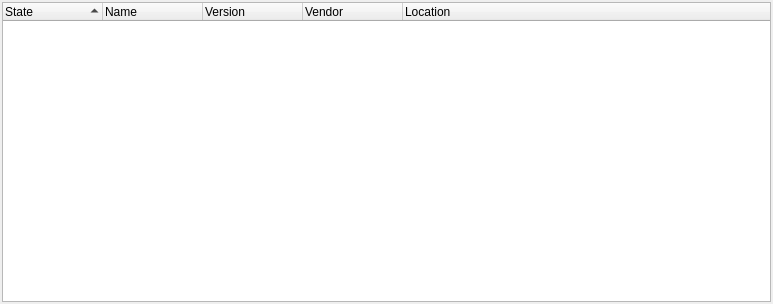
The window that libs/extensionsystem/pluginview.ui (FreeHealth/freehealth) describes before a commit, drawn with Qt 5.
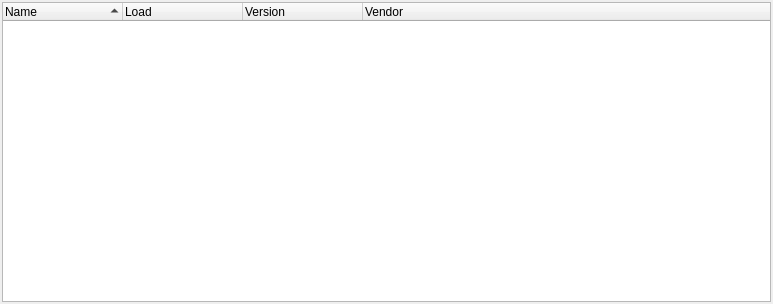
The same window after the commit.

```diff
--- a/libs/extensionsystem/pluginview.ui
+++ b/libs/extensionsystem/pluginview.ui
@@ -14,16 +14,16 @@
    <property name="margin">
     <number>2</number>
    </property>
-   <item row="0" column="0">
-    <widget class="QTreeWidget" name="pluginWidget">
+   <item row="1" column="0">
+    <widget class="QTreeWidget" name="categoryWidget">
      <property name="alternatingRowColors">
       <bool>true</bool>
      </property>
      <property name="indentation">
-      <number>0</number>
+      <number>20</number>
      </property>
      <property name="rootIsDecorated">
-      <bool>false</bool>
+      <bool>true</bool>
      </property>
      <property name="uniformRowHeights">
       <bool>true</bool>
@@ -35,18 +35,36 @@
       <bool>true</bool>
      </property>
      <property name="columnCount">
-      <number>5</number>
+      <number>4</number>
      </property>
-     <column>
-      <property name="text">
-       <string>State</string>
-      </property>
-     </column>
+     <attribute name="headerDefaultSectionSize">
+      <number>120</number>
+     </attribute>
+     <attribute name="headerHighlightSections">
+      <bool>false</bool>
+     </attribute>
+     <attribute name="headerMinimumSectionSize">
+      <number>35</number>
+     </attribute>
+     <attribute name="headerDefaultSectionSize">
+      <number>120</number>
+     </attribute>
+     <attribute name="headerMinimumSectionSize">
+      <number>35</number>
+     </attribute>
+     <attribute name="headerHighlightSections">
+      <bool>false</bool>
+     </attribute>
      <column>
       <property name="text">
        <string>Name</string>
       </property>
      </column>
+     <column>
+      <property name="text">
+       <string>Load</string>
+      </property>
+     </column>
      <column>
       <property name="text">
        <string>Version</string>
@@ -57,11 +75,6 @@
        <string>Vendor</string>
       </property>
      </column>
-     <column>
-      <property name="text">
-       <string>Location</string>
-      </property>
-     </column>
     </widget>
    </item>
   </layout>
```
Left out of the diff: 4 changed lines with no effect on the pictures.
